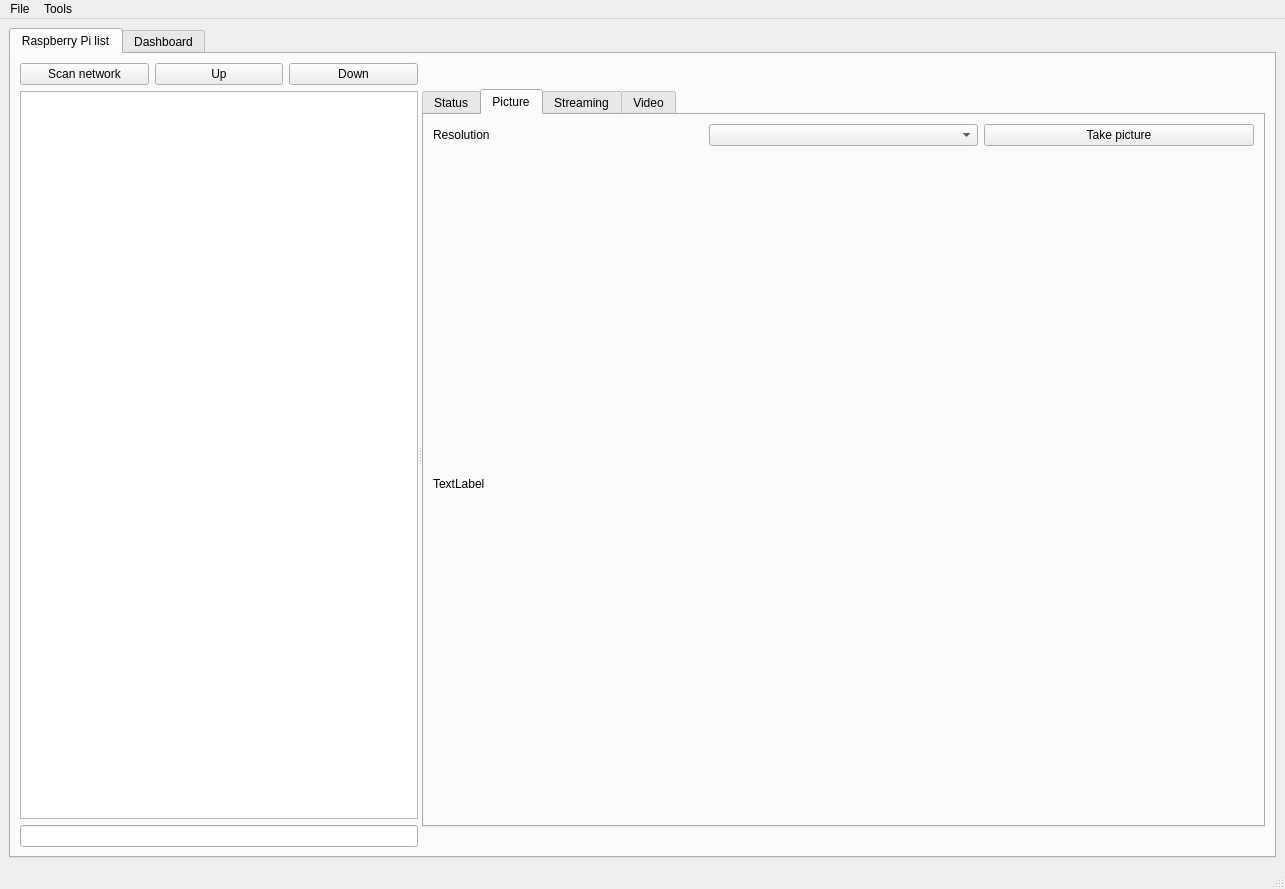
Before: the Qt Designer form src/coordinator/coordinator.ui in olivierfriard/raspberry_video-recording_coordinator, drawn with Qt 5.
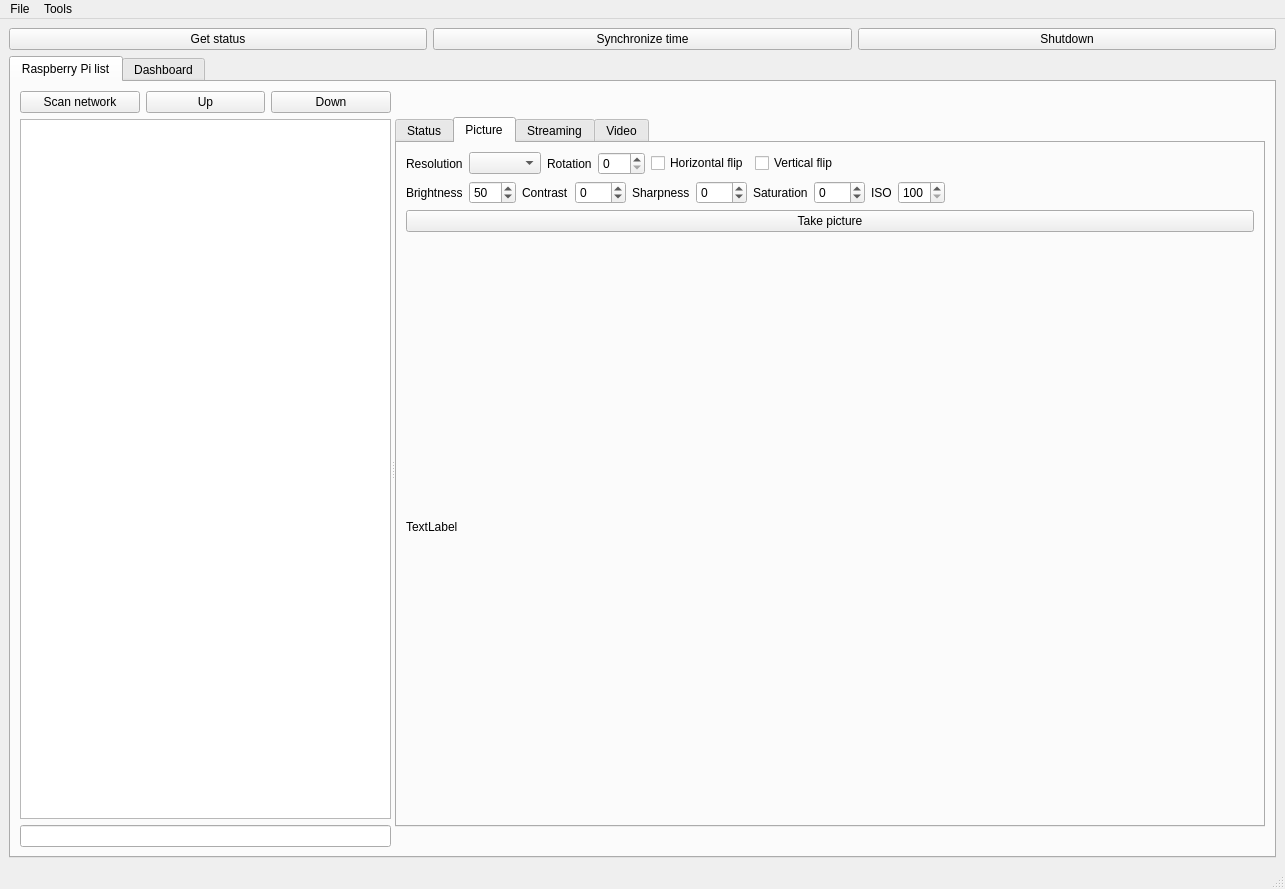
After: the same form once the commit is applied. The open tabs and pages were chosen to show the change.

Diff of the .ui file:
```diff
--- a/src/coordinator/coordinator.ui
+++ b/src/coordinator/coordinator.ui
@@ -15,6 +15,31 @@
   </property>
   <widget class="QWidget" name="centralwidget">
    <layout class="QVBoxLayout" name="verticalLayout_2">
+    <item>
+     <layout class="QHBoxLayout" name="horizontalLayout_12">
+      <item>
+       <widget class="QPushButton" name="all_get_status_pb">
+        <property name="text">
+         <string>Get status</string>
+        </property>
+       </widget>
+      </item>
+      <item>
+       <widget class="QPushButton" name="all_time_synchro_pb">
+        <property name="text">
+         <string>Synchronize time</string>
+        </property>
+       </widget>
+      </item>
+      <item>
+       <widget class="QPushButton" name="all_shutdown_pb">
+        <property name="text">
+         <string>Shutdown</string>
+        </property>
+       </widget>
+      </item>
+     </layout>
+    </item>
     <item>
      <widget class="QTabWidget" name="main_tw">
       <property name="currentIndex">
@@ -309,20 +334,173 @@
                <attribute name="title">
                 <string>Picture</string>
                </attribute>
-               <layout class="QVBoxLayout" name="verticalLayout_7">
+               <layout class="QVBoxLayout" name="verticalLayout_11">
                 <item>
-                 <layout class="QVBoxLayout" name="verticalLayout_6">
+                 <layout class="QVBoxLayout" name="verticalLayout_7">
                   <item>
-                   <layout class="QHBoxLayout" name="horizontalLayout_2">
+                   <layout class="QVBoxLayout" name="verticalLayout_6">
                     <item>
-                     <widget class="QLabel" name="label_4">
-                      <property name="text">
-                       <string>Resolution</string>
-                      </property>
-                     </widget>
+                     <layout class="QHBoxLayout" name="horizontalLayout_2">
+                      <item>
+                       <widget class="QLabel" name="label_4">
+                        <property name="text">
+                         <string>Resolution</string>
+                        </property>
+                       </widget>
+                      </item>
+                      <item>
+                       <widget class="QComboBox" name="picture_resolution_cb"/>
+                      </item>
+                      <item>
+                       <widget class="QLabel" name="label_19">
+                        <property name="text">
+                         <string>Rotation</string>
+                        </property>
+                       </widget>
+                      </item>
+                      <item>
+                       <widget class="QSpinBox" name="picture_rotation_sb">
+                        <property name="maximum">
+                         <number>270</number>
+                        </property>
+                        <property name="singleStep">
+                         <number>90</number>
+                        </property>
+                       </widget>
+                      </item>
+                      <item>
+                       <widget class="QCheckBox" name="picture_hflip_cb">
+                        <property name="text">
+                         <string>Horizontal flip</string>
+                        </property>
+                       </widget>
+                      </item>
+                      <item>
+                       <widget class="QCheckBox" name="picture_vflip_cb">
+                        <property name="text">
+                         <string>Vertical flip</string>
+                        </property>
+                       </widget>
+                      </item>
+                      <item>
+                       <spacer name="horizontalSpacer_3">
+                        <property name="orientation">
+                         <enum>Qt::Horizontal</enum>
+                        </property>
+                        <property name="sizeHint" stdset="0">
+                         <size>
+                          <width>40</width>
+                          <height>20</height>
+                         </size>
+                        </property>
+                       </spacer>
+                      </item>
+                     </layout>
                     </item>
                     <item>
-                     <widget class="QComboBox" name="picture_resolution_cb"/>
+                     <layout class="QHBoxLayout" name="horizontalLayout_13">
+                      <item>
+                       <widget class="QLabel" name="label_15">
+                        <property name="text">
+                         <string>Brightness</string>
+                        </property>
+                       </widget>
+                      </item>
+                      <item>
+                       <widget class="QSpinBox" name="picture_brightness_sb">
+                        <property name="maximum">
+                         <number>100</number>
+                        </property>
+                        <property name="value">
+                         <number>50</number>
+                        </property>
+                       </widget>
+                      </item>
+                      <item>
+                       <widget class="QLabel" name="label_16">
+                        <property name="text">
+                         <string>Contrast</string>
+                        </property>
+                       </widget>
+                      </item>
+                      <item>
+                       <widget class="QSpinBox" name="picture_contrast_sb">
+                        <property name="minimum">
+                         <number>-100</number>
+                        </property>
+                        <property name="maximum">
+                         <number>100</number>
+                        </property>
+                       </widget>
+                      </item>
+                      <item>
+                       <widget class="QLabel" name="Sharpness">
+                        <property name="text">
+                         <string>Sharpness</string>
+                        </property>
+                       </widget>
+                      </item>
+                      <item>
+                       <widget class="QSpinBox" name="picture_sharpness_sb">
+                        <property name="minimum">
+                         <number>-100</number>
+                        </property>
+                        <property name="maximum">
+                         <number>100</number>
+                        </property>
+                       </widget>
+                      </item>
+                      <item>
+                       <widget class="QLabel" name="label_17">
+                        <property name="text">
+                         <string>Saturation</string>
+                        </property>
+                       </widget>
+                      </item>
+                      <item>
+                       <widget class="QSpinBox" name="picture_saturation_sb">
+                        <property name="minimum">
+                         <number>-100</number>
+                        </property>
+                        <property name="maximum">
+                         <number>100</number>
+                        </property>
+                       </widget>
+                      </item>
+                      <item>
+                       <widget class="QLabel" name="label_18">
+                        <property name="text">
+                         <string>ISO</string>
+                        </property>
+                       </widget>
+                      </item>
+                      <item>
+                       <widget class="QSpinBox" name="picture_iso_sb">
+                        <property name="minimum">
+                         <number>100</number>
+                        </property>
+                        <property name="maximum">
+                         <number>800</number>
+                        </property>
+                        <property name="singleStep">
+                         <number>50</number>
+                        </property>
+                       </widget>
+                      </item>
+                      <item>
+                       <spacer name="horizontalSpacer_4">
+                        <property name="orientation">
+                         <enum>Qt::Horizontal</enum>
+                        </property>
+                        <property name="sizeHint" stdset="0">
+                         <size>
+                          <width>40</width>
+                          <height>20</height>
+                         </size>
+                        </property>
+                       </spacer>
+                      </item>
+                     </layout>
                     </item>
                     <item>
                      <widget class="QPushButton" name="take_picture_pb">
```
Left out of the diff: 2 changed lines with no effect on the pictures.
